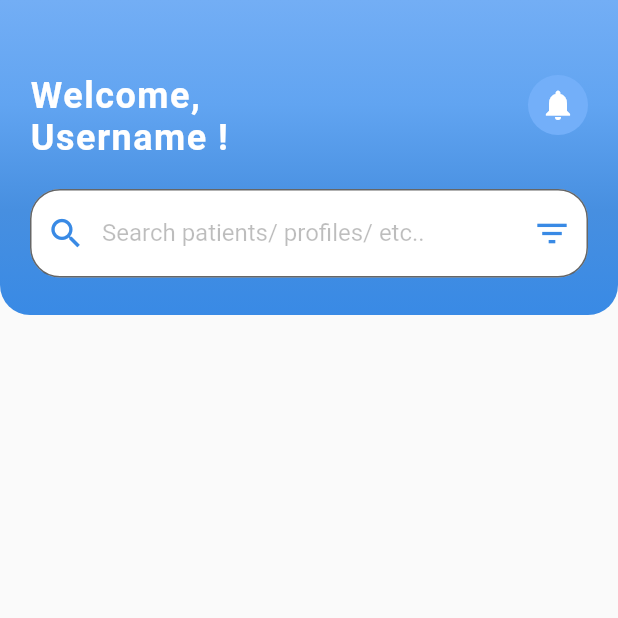
After one commit to AhmedFra/Memoire, a Flutter app: the FeaturedScreen screen opened directly, on a phone screen of 412 x 824 dp, the top half of it. The commit adds this screen. Run offline on Flutter 3.47's test engine with Material 2 defaults, Android fonts, the phone set to English and light mode, and no system bars; our stand-ins replace flutter_pw_validator.

Commit message:
added and deleted stuff

```diff
--- /dev/null
+++ b/lib/screens/featured_screen.dart
@@ -0,0 +1,87 @@
+
+
+import 'package:flutter/cupertino.dart';
+import 'package:flutter/material.dart';
+import 'package:flutter/services.dart';
+
+import '../widgets/circle_button.dart';
+import '../widgets/search_text_field.dart';
+
+class FeaturedScreen extends StatefulWidget {
+  const FeaturedScreen({super.key});
+
+  @override
+  State<FeaturedScreen> createState() => _FeaturedScreenState();
+}
+
+class _FeaturedScreenState extends State<FeaturedScreen> {
+  @override
+  Widget build(BuildContext context) {
+    return const AnnotatedRegion<SystemUiOverlayStyle>(
+      value: SystemUiOverlayStyle.light,
+      child: Scaffold(
+        body: Column(
+          children: [
+            AppBar()
+
+          ],
+        ),
+      )
+      );
+  }
+}
+
+
+class AppBar extends StatefulWidget {
+  const AppBar({super.key});
+
+  @override
+  State<AppBar> createState() => _AppBarState();
+}
+
+class _AppBarState extends State<AppBar> {
+  @override
+  Widget build(BuildContext context) {
+    return Container(
+      padding: EdgeInsets.only(top: 50, left: 20, right: 20),
+      height: 210,
+      width: double.infinity,
+      decoration: const BoxDecoration(
+        borderRadius: BorderRadius.only(bottomLeft: Radius.circular(20), bottomRight: Radius.circular(20)),
+        gradient: LinearGradient(colors: [
+           Color(0xFF73AEF5),
+           Color(0xFF61A4F1),
+           Color(0xFF478FE0),
+           Color(0xFF398AE5),],
+           begin: Alignment.topCenter,
+           end: Alignment.bottomCenter,
+           )
+      ),
+      child: Column(
+        children: [
+          Row(
+            mainAxisAlignment: MainAxisAlignment.spaceBetween,
+            crossAxisAlignment: CrossAxisAlignment.start,
+            children: [
+              Text('Welcome,\nUsername !',
+              style: TextStyle(
+                color: Colors.white,
+                fontWeight: FontWeight.bold,
+                letterSpacing: 1,
+                fontSize: 24.0,
+              ),
+              ),
+              CircleButton(
+                icon: Icons.notifications,
+                onPressed: () {  },
+              ),
+            ],
+          ),
+          const SizedBox(height: 20,),
+          const SearchTextField(),
+
+        ],
+      ),
+    );
+  }
+}
--- /dev/null
+++ b/lib/widgets/circle_button.dart
@@ -0,0 +1,24 @@
+import 'package:flutter/material.dart';
+
+class CircleButton extends StatelessWidget {
+
+  final IconData icon;
+  final VoidCallback onPressed;
+
+  const CircleButton({Key? key, required this.icon, required this.onPressed}) : super(key : key);
+
+  @override
+  Widget build(BuildContext context) {
+    return Container(
+      height: 40,
+      width: 40,
+      decoration: BoxDecoration(
+        shape: BoxShape.circle,
+        color: Color(0xFF73AFF9),
+      ),
+      child: Icon(icon,
+      color: Colors.white,
+      ),
+    );
+  }
+}
--- /dev/null
+++ b/lib/widgets/search_text_field.dart
@@ -0,0 +1,26 @@
+import 'package:flutter/foundation.dart';
+import 'package:flutter/material.dart';
+
+class SearchTextField extends StatelessWidget {
+  const SearchTextField({super.key});
+
+  @override
+  Widget build(BuildContext context) {
+    return TextFormField(
+
+      decoration: InputDecoration(
+        prefixIcon: const Icon(Icons.search, color: Color(0xFF398AE5), size: 26,),
+        suffixIcon: const Icon(Icons.filter_list, color: Color(0xFF398AE5), size: 26,),
+        floatingLabelBehavior: FloatingLabelBehavior.never,
+        labelText: 'Search patients/ profiles/ etc..',
+        labelStyle: TextStyle(color: Colors.black26,),
+        filled: true,
+        fillColor: Colors.white,
+        border: OutlineInputBorder(
+          borderRadius: BorderRadius.circular(20),
+        ),
+
+      ),
+    );
+  }
+}
--- a/lib/widgets/widgets.dart
+++ /dev/null
@@ -1 +0,0 @@
-export 'package:sheesh/widgets/custom_appbar.dart';
```
Also changed, not shown: lib/screens/homepage.dart (+45 -83 lines), lib/widgets/custom_appbar.dart (deleted, +0 -30 lines).
